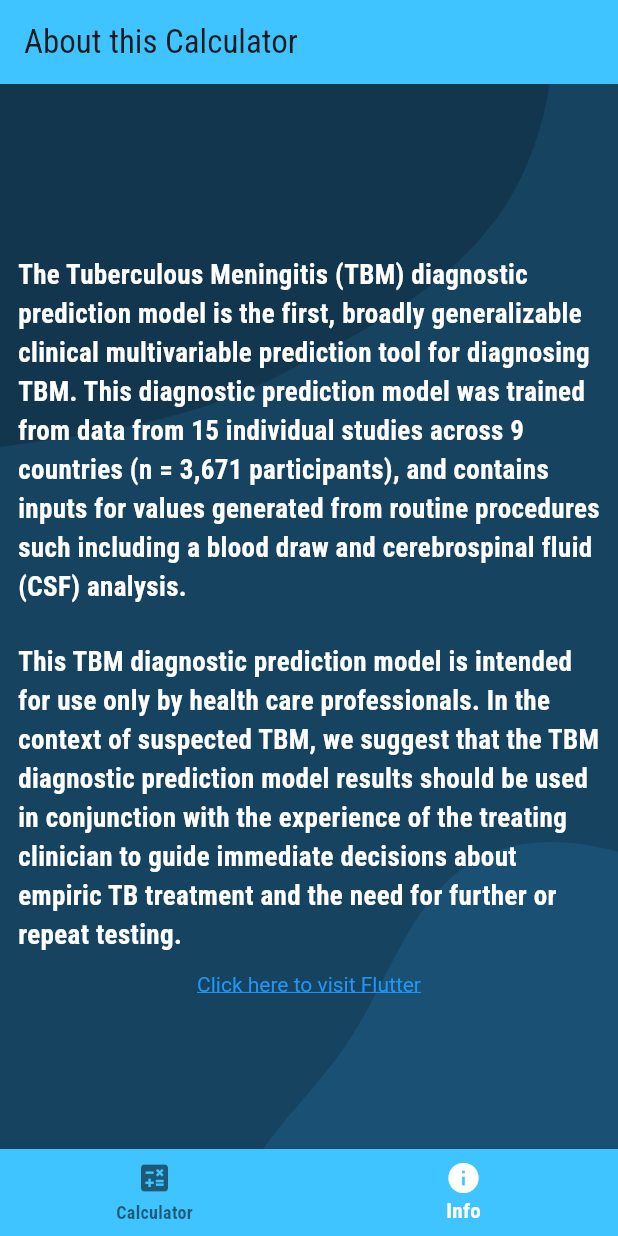
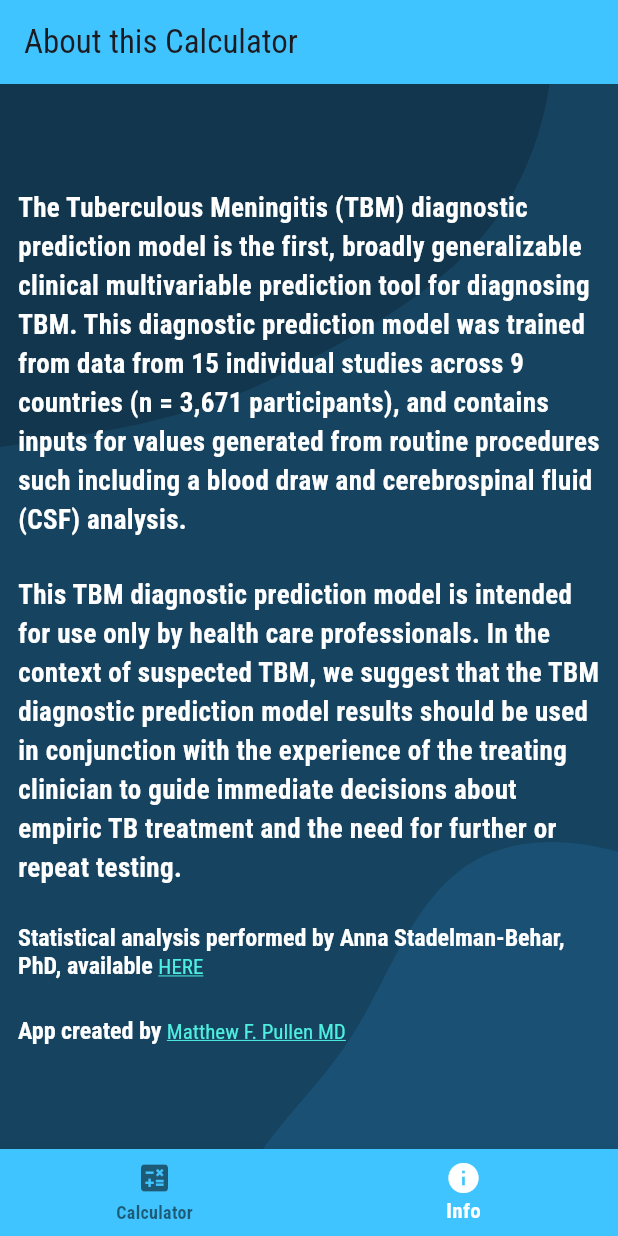
Before and after one commit to mfpullen22/tbm_calc_app, a Flutter app: the screen it shows after launch, item 2 of the bottom bar chosen, on a phone screen of 412 x 824 dp. Run offline on Flutter 3.47's test engine with Material 3 defaults, Android fonts, the phone set to English and light mode, and no system bars; our stand-ins replace flutter_svg, google_fonts.

Commit message:
Finished info page

```diff
--- a/lib/screens/calculator.dart
+++ b/lib/screens/calculator.dart
@@ -2,9 +2,10 @@
 
 import "package:flutter/material.dart";
 import 'package:flutter/services.dart';
-import 'package:flutter/widgets.dart';
 import 'package:flutter_svg/flutter_svg.dart';
 import "dart:math";
+
+import 'package:google_fonts/google_fonts.dart';
 
 class CalculatorScreen extends StatefulWidget {
   const CalculatorScreen({super.key});
@@ -459,6 +460,17 @@ class _CalculatorScreenState extends State<CalculatorScreen> {
                           onPressed: () {
                             _calculate();
                           },
+                          style: ElevatedButton.styleFrom(
+                            backgroundColor: Colors.blue,
+                            foregroundColor: Colors.white,
+                            textStyle: GoogleFonts.robotoCondensed(
+                              fontSize: 18,
+                              fontWeight: FontWeight.bold,
+                            ),
+                            shape: RoundedRectangleBorder(
+                              borderRadius: BorderRadius.circular(10.0),
+                            ),
+                          ),
                           child: const Text("Calculate"),
                         ),
                       ),
--- a/lib/screens/info.dart
+++ b/lib/screens/info.dart
@@ -2,6 +2,7 @@ import 'package:flutter/gestures.dart';
 import "package:flutter/material.dart";
 import 'package:flutter_svg/flutter_svg.dart';
 import 'package:url_launcher/url_launcher.dart';
+import 'package:google_fonts/google_fonts.dart';
 
 void _launchURL(String url) async {
   if (await canLaunchUrl(Uri.parse(url))) {
@@ -28,36 +29,80 @@ class InfoScreen extends StatelessWidget {
         Center(
           child: Column(
             mainAxisAlignment: MainAxisAlignment.center,
+            crossAxisAlignment: CrossAxisAlignment.start,
             children: [
-              const Padding(
-                padding: EdgeInsets.all(12.0),
+              Padding(
+                padding: const EdgeInsets.all(12.0),
                 child: Text(
                   "The Tuberculous Meningitis (TBM) diagnostic prediction model is the first, broadly generalizable clinical multivariable prediction tool for diagnosing TBM. This diagnostic prediction model was trained from data from 15 individual studies across 9 countries (n = 3,671 participants), and contains inputs for values generated from routine procedures such including a blood draw and cerebrospinal fluid (CSF) analysis.",
-                  style: TextStyle(
+                  style: GoogleFonts.robotoCondensed(
                     fontSize: 18,
                     fontWeight: FontWeight.bold,
-                      color: Colors.white),
+                    color: Colors.white,
                   ),
                 ),
-              const Padding(
-                padding: EdgeInsets.all(12.0),
+              ),
+              Padding(
+                padding: const EdgeInsets.all(12.0),
                 child: Text(
                   "This TBM diagnostic prediction model is intended for use only by health care professionals. In the context of suspected TBM, we suggest that the TBM diagnostic prediction model results should be used in conjunction with the experience of the treating clinician to guide immediate decisions about empiric TB treatment and the need for further or repeat testing.",
-                  style: TextStyle(
+                  style: GoogleFonts.robotoCondensed(
                     fontSize: 18,
                     fontWeight: FontWeight.bold,
-                      color: Colors.white),
+                    color: Colors.white,
                   ),
                 ),
-              RichText(
-                text: TextSpan(
-                  text: 'Click here to visit Flutter',
-                  style: const TextStyle(
-                      color: Colors.blue, decoration: TextDecoration.underline),
+              ),
+              Padding(
+                padding: const EdgeInsets.all(12.0),
+                child: RichText(
+                  text: TextSpan(children: [
+                    TextSpan(
+                      text:
+                          "Statistical analysis performed by Anna Stadelman-Behar, PhD, available ",
+                      style: GoogleFonts.robotoCondensed(
+                        fontSize: 16,
+                        fontWeight: FontWeight.bold,
+                        color: Colors.white,
+                      ),
+                    ),
+                    TextSpan(
+                      text: 'HERE',
+                      style: GoogleFonts.robotoCondensed(
+                          color: const Color.fromARGB(255, 78, 239, 225),
+                          decoration: TextDecoration.underline),
                       recognizer: TapGestureRecognizer()
                         ..onTap = () {
-                      _launchURL('https://flutter.dev');
+                          _launchURL(
+                              'https://www.ajtmh.org/view/journals/tpmd/aop/article-10.4269-ajtmh.23-0789/article-10.4269-ajtmh.23-0789.xml');
                         },
+                    ),
+                  ]),
+                ),
+              ),
+              Padding(
+                padding: const EdgeInsets.all(12.0),
+                child: RichText(
+                  text: TextSpan(children: [
+                    TextSpan(
+                      text: "App created by ",
+                      style: GoogleFonts.robotoCondensed(
+                        fontSize: 16,
+                        fontWeight: FontWeight.bold,
+                        color: Colors.white,
+                      ),
+                    ),
+                    TextSpan(
+                      text: 'Matthew F. Pullen MD',
+                      style: GoogleFonts.robotoCondensed(
+                          color: const Color.fromARGB(255, 78, 239, 225),
+                          decoration: TextDecoration.underline),
+                      recognizer: TapGestureRecognizer()
+                        ..onTap = () {
+                          _launchURL('https://www.mfpullenmd.com');
+                        },
+                    ),
+                  ]),
                 ),
               ),
             ],
--- a/lib/screens/tabs.dart
+++ b/lib/screens/tabs.dart
@@ -21,7 +21,7 @@ class _TabsScreenState extends State<TabsScreen> {
   @override
   Widget build(BuildContext context) {
     Widget activePage = const CalculatorScreen();
-    var activePageTitle = "TB Meningitis Calculator";
+    var activePageTitle = "TB Meningitis Risk Calculator";
 
     if (_selectedPageIndex == 1) {
       activePage = const InfoScreen();
```
Lines whose indentation alone changed are shown as unchanged.
